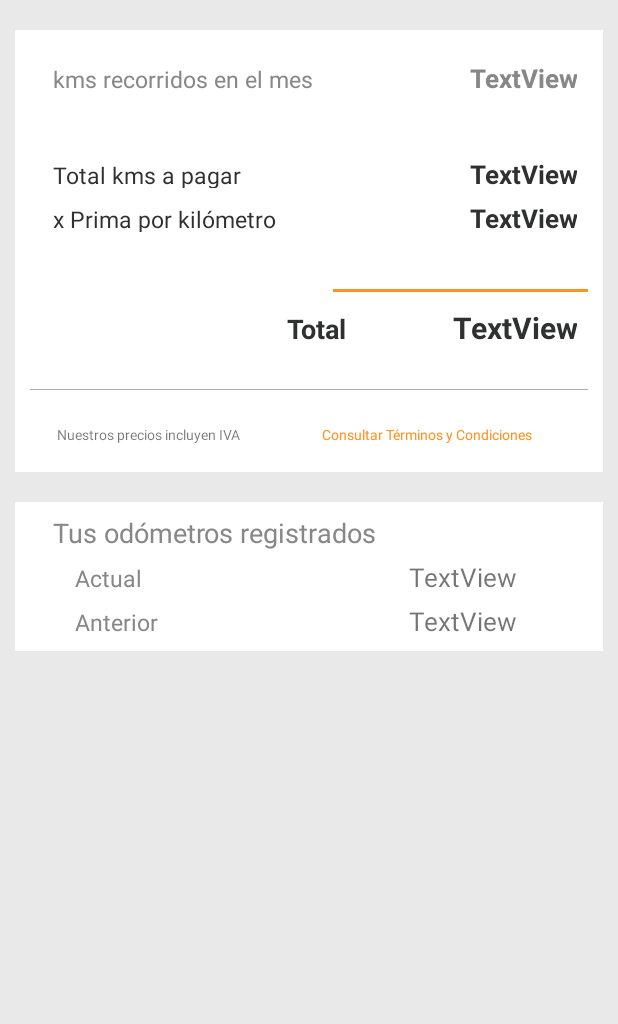
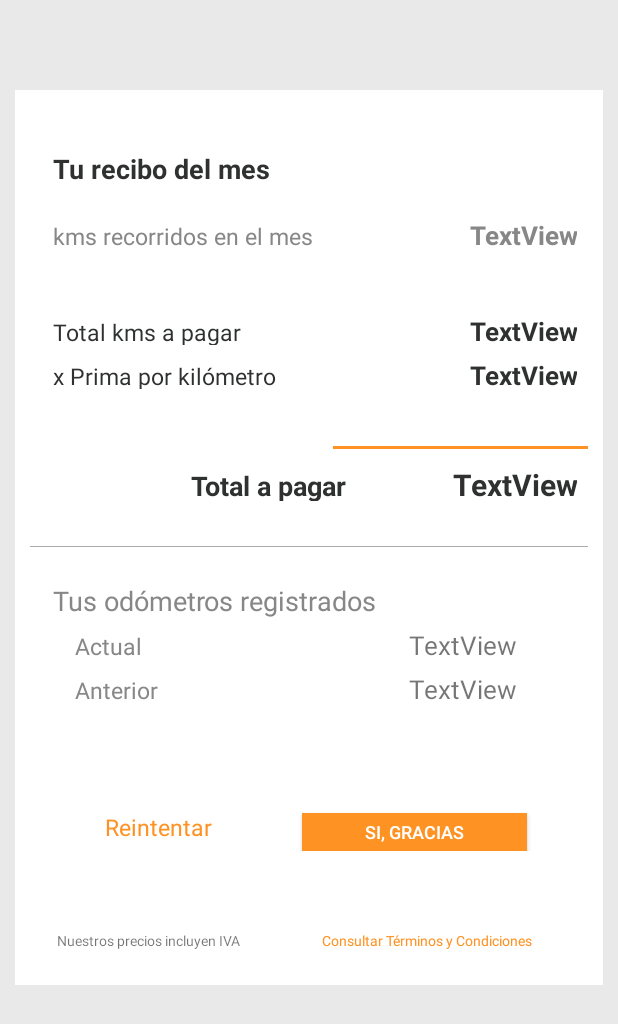
Before and after one commit to johncristobal/miituo_android_atlas_km, an Android app: the TicketActivity screen opened directly, with no data from a screen before it, on a phone screen of 412 x 824 dp. Shown: the top 1024 px of the screen. Run offline under Robolectric (Android 15) with nearby library versions, the phone set to English and light mode, and no system bars; 6 statements that could not run were skipped.

Commit message:
avance 3 de pantallas xD
cualquier cosa me dices y en la noche llego a terminar

```diff
--- a/app/src/main/res/layout/activity_ticket.xml
+++ b/app/src/main/res/layout/activity_ticket.xml
@@ -16,11 +16,29 @@
             android:layout_height="match_parent"
             android:orientation="vertical"
             android:paddingBottom="10dp">
+            <LinearLayout
+                android:layout_width="match_parent"
+                android:layout_height="wrap_content"
+                android:layout_marginTop="60dp"
+                android:layout_marginLeft="10dp"
+                android:layout_marginRight="10dp"
+                android:background="#FFFFFF">
+
+                <TextView
+                    android:id="@+id/textView28"
+                    android:layout_width="wrap_content"
+                    android:layout_height="wrap_content"
+                    android:text="Tu recibo del mes"
+                    android:layout_marginTop="40dp"
+                    android:textSize="18sp"
+                    android:paddingLeft="25dp"
+                    android:textColor="#2f3030"
+                    android:textStyle="bold"/>
+            </LinearLayout>
 
             <LinearLayout
                 android:layout_width="match_parent"
                 android:layout_height="wrap_content"
-                android:layout_marginTop="20dp"
                 android:background="#FFFFFF"
                 android:layout_marginLeft="10dp"
                 android:layout_marginRight="10dp"
@@ -46,6 +64,8 @@
                     android:layout_height="match_parent"
                     android:layout_marginTop="20dp"
                     android:orientation="horizontal">
+
+
 
                     <TextView
                         android:id="@+id/textView15"
@@ -322,7 +342,7 @@
                         android:gravity="right"
                         android:textStyle="bold"
                         android:textColor="#2f3030"
-                        android:text="Total"
+                        android:text="Total a pagar"
                         android:textSize="18sp" />
 
                     <TextView
@@ -352,37 +372,7 @@
                         android:background="@color/colorGray"></View>
                 </LinearLayout>
 
-                <LinearLayout
-                    android:layout_width="match_parent"
-                    android:layout_height="wrap_content"
-                    android:layout_alignParentLeft="true"
-                    android:layout_marginTop="20dp"
-                    android:orientation="horizontal">
-                    <TextView
-                        android:id="@+id/textoiva"
-                        android:layout_width="0dp"
-                        android:layout_height="wrap_content"
-                        android:layout_weight="3"
-                        android:paddingTop="3dp"
-                        android:paddingBottom="3dp"
-                        android:gravity="center"
-                        android:paddingLeft="10dp"
-                        android:text="Nuestros precios incluyen IVA"
-                        android:textSize="9sp" />
-                    <TextView
-                        android:id="@+id/textoTerminos"
-                        android:layout_width="0dp"
-                        android:layout_height="wrap_content"
-                        android:layout_weight="4"
-                        android:paddingTop="3dp"
-                        android:paddingBottom="3dp"
-                        android:gravity="center"
-                        android:textColor="@color/azul_miituo"
-                        android:paddingRight="10dp"
-                        android:text="Consultar Términos y Condiciones"
-                        android:textSize="9sp" />
 
-                </LinearLayout>
 
             </LinearLayout>
 
@@ -390,10 +380,10 @@
                 android:id="@+id/cntOdometros"
                 android:layout_width="match_parent"
                 android:orientation="vertical"
-                android:layout_marginTop="20dp"
+
                 android:layout_marginLeft="10dp"
                 android:layout_marginRight="10dp"
-                android:paddingBottom="8dp"
+                android:paddingBottom="20dp"
                 android:paddingTop="8dp"
                 android:background="#FFFFFF"
                 android:layout_height="wrap_content">
@@ -465,6 +455,70 @@
                         android:text="TextView"
                         android:textSize="17sp" />
                 </LinearLayout>
+
+
+                <LinearLayout
+                    android:layout_width="match_parent"
+                    android:layout_height="wrap_content"
+                    android:layout_marginTop="60dp"
+                    android:background="#FFFFFF"
+                    android:orientation="horizontal">
+
+                    <TextView
+                        android:layout_width="wrap_content"
+                        android:layout_height="wrap_content"
+                        android:layout_marginStart="60dp"
+                        android:layout_marginTop="9dp"
+                        android:text="Reintentar"
+                        android:paddingBottom="5dp"
+                        android:textColor="@color/azul_miituo"
+                        android:textSize="15sp"
+                        android:onClick=""/>
+
+                    <Button
+                        android:layout_width="150dp"
+                        android:layout_height="25dp"
+                        android:text="Si, gracias"
+                        android:layout_gravity="center"
+                        android:layout_marginTop="5dp"
+                        android:layout_marginStart="60dp"
+                        android:textColor="#FFFFFF"
+                        android:textSize="12sp"
+                        android:background="@color/azul_miituo"/>
+
+                </LinearLayout>
+
+                <LinearLayout
+                    android:layout_width="match_parent"
+                    android:layout_height="wrap_content"
+                    android:layout_alignParentLeft="true"
+                    android:layout_marginTop="50dp"
+                    android:orientation="horizontal">
+                    <TextView
+                        android:id="@+id/textoiva"
+                        android:layout_width="0dp"
+                        android:layout_height="wrap_content"
+                        android:layout_weight="3"
+                        android:paddingTop="3dp"
+                        android:paddingBottom="3dp"
+                        android:gravity="center"
+                        android:paddingLeft="10dp"
+                        android:text="Nuestros precios incluyen IVA"
+                        android:textSize="9sp" />
+                    <TextView
+                        android:id="@+id/textoTerminos"
+                        android:layout_width="0dp"
+                        android:layout_height="wrap_content"
+                        android:layout_weight="4"
+                        android:paddingTop="3dp"
+                        android:paddingBottom="3dp"
+                        android:gravity="center"
+                        android:textColor="@color/azul_miituo"
+                        android:paddingRight="10dp"
+                        android:text="Consultar Términos y Condiciones"
+                        android:textSize="9sp" />
+
+                </LinearLayout>
             </LinearLayout>
         </LinearLayout>
     </ScrollView>
--- a/app/src/main/res/layout/nav_header_principal.xml
+++ b/app/src/main/res/layout/nav_header_principal.xml
@@ -60,7 +60,9 @@
         android:layout_height="wrap_content"
         android:layout_alignParentLeft="true"
         android:layout_alignParentStart="true"
+        android:background="@color/azul_miituo"
         android:layout_below="@+id/relativeLayout6"
+        android:textAlignment="center"
         android:layout_above="@+id/textView16" />
 
     <RelativeLayout
@@ -71,27 +73,22 @@
         android:layout_alignParentLeft="true"
         android:layout_alignParentStart="true">
 
-        <ImageView
-            android:id="@+id/imageView10"
-            android:layout_width="30dp"
-            android:layout_height="30dp"
-            android:layout_alignParentLeft="true"
-            android:layout_alignParentStart="true"
-            android:layout_centerVertical="true"
-            android:layout_marginLeft="25dp"
-            app:srcCompat="@drawable/cerrars" />
-
         <TextView
             android:id="@+id/textView62"
             android:layout_width="wrap_content"
             android:layout_height="wrap_content"
-            android:layout_centerVertical="true"
-            android:layout_marginLeft="18dp"
-            android:layout_marginStart="18dp"
-            android:layout_toEndOf="@+id/imageView10"
-            android:layout_toRightOf="@+id/imageView10"
+            android:layout_alignParentLeft="true"
+            android:layout_alignParentTop="true"
+            android:layout_marginLeft="25dp"
+            android:layout_marginTop="21dp"
+            android:background="@drawable/button"
+            android:paddingLeft="20dp"
+            android:paddingTop="7dp"
+            android:paddingRight="20dp"
+            android:paddingBottom="9dp"
             android:text="Cerrar sesión"
-            android:textColor="@android:color/black" />
+            android:textColor="#FFFFFF"
+            android:textSize="16sp" />
     </RelativeLayout>
 
     <TextView
@@ -100,7 +97,7 @@
         android:layout_height="wrap_content"
         android:background="@drawable/button"
         android:layout_alignParentLeft="true"
-        android:layout_marginLeft="25dp"
+        android:layout_marginLeft="32dp"
         android:layout_marginTop="10dp"
         android:layout_above="@+id/relativeLayout7"
         android:paddingBottom="5dp"
```
